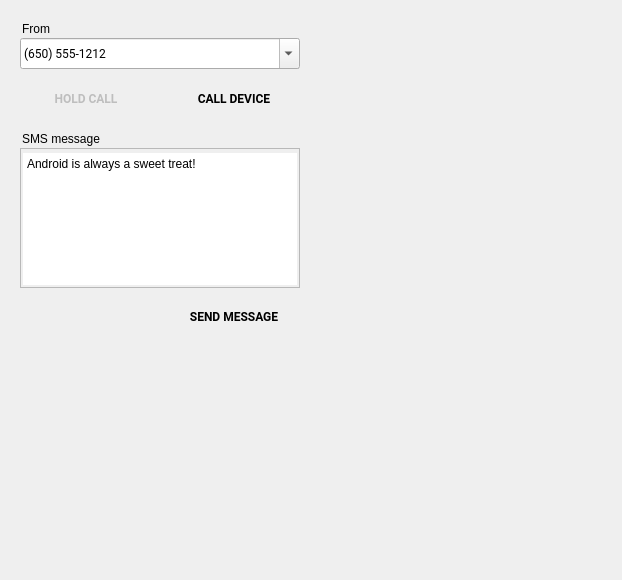
This is android/android-emu/android/skin/qt/extended-pages/telephony-page.ui in aosp-mirror/platform_external_qemu as Qt 5 draws it before an edit. The edited form follows.
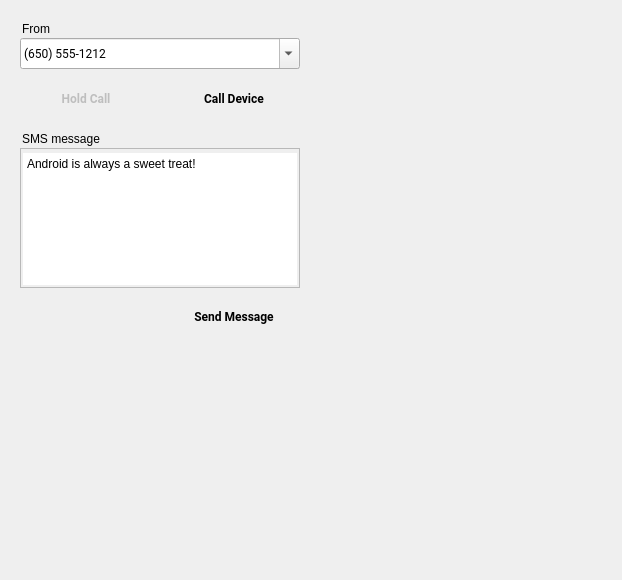
This is the edited form. Icons and pictures are not drawn. Custom widgets are drawn as their Qt base class.

The edit to the form file:
```diff
--- a/android/android-emu/android/skin/qt/extended-pages/telephony-page.ui
+++ b/android/android-emu/android/skin/qt/extended-pages/telephony-page.ui
@@ -74,7 +74,7 @@
     <string>Start call</string>
    </property>
    <property name="text">
-    <string>CALL DEVICE</string>
+    <string>Call Device</string>
    </property>
    <property name="icon">
     <iconset resource="../resources.qrc">
@@ -153,7 +153,7 @@
     </font>
    </property>
    <property name="text">
-    <string>SEND MESSAGE</string>
+    <string>Send Message</string>
    </property>
    <property name="icon">
     <iconset resource="../resources.qrc">
@@ -201,7 +201,7 @@
     <string>Hold call</string>
    </property>
    <property name="text">
-    <string>HOLD CALL</string>
+    <string>Hold Call</string>
    </property>
    <property name="icon">
     <iconset resource="../resources.qrc">
```
